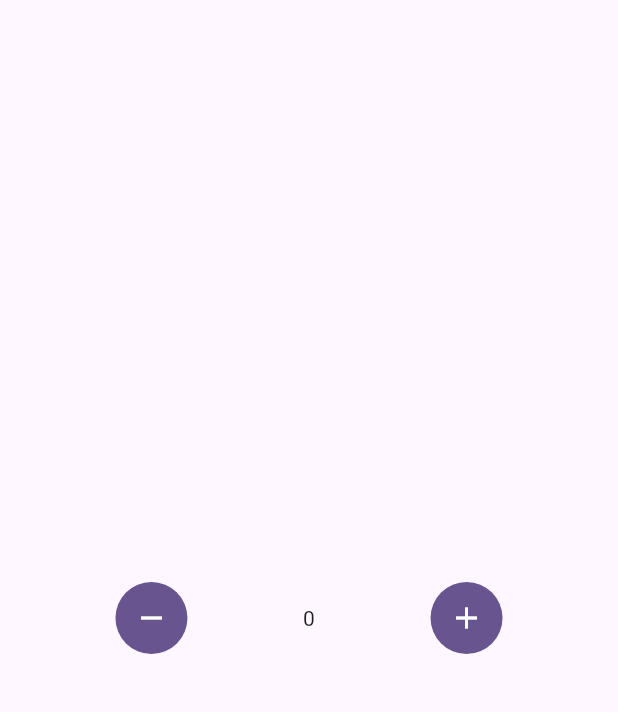
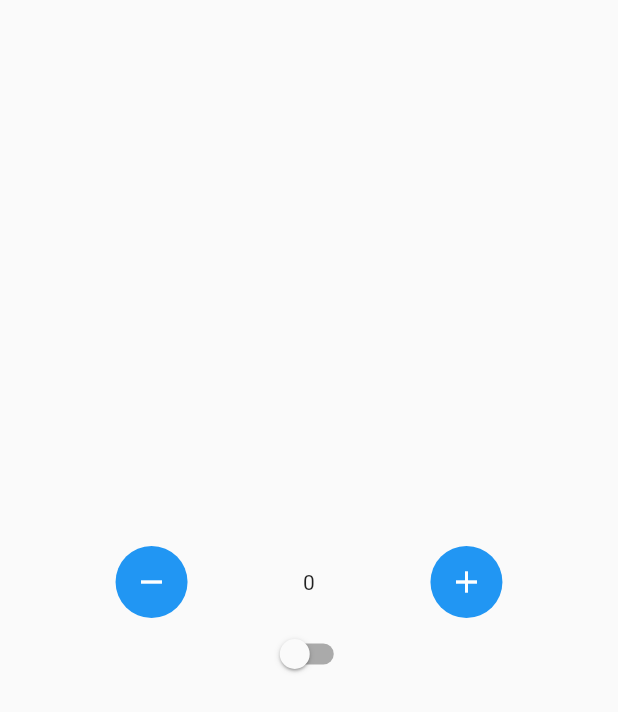
Before and after one commit to 1ldanlik/test_app, a Flutter app: the screen it shows after launch, on a phone screen of 412 x 824 dp. Shown: the top 712 px of the screen. Run offline on Flutter 3.47's test engine with Material 2 defaults, Android fonts, the phone set to English and light mode, and no system bars; our stand-ins replace bloc, flutter_bloc, freezed_annotation.

Commit message:
add theme changing

```diff
--- a/lib/counter_page.dart
+++ b/lib/counter_page.dart
@@ -1,6 +1,8 @@
 import 'package:flutter/material.dart';
 import 'package:flutter_bloc/flutter_bloc.dart';
+import 'package:provider/provider.dart';
 import 'package:test_app/bloc/counter_bloc.dart';
+import 'package:test_app/provider/theme_provider.dart';
 
 import 'components/counter_button.dart';
 
@@ -15,24 +17,41 @@ class CounterPage extends StatelessWidget {
         child: BlocBuilder<CounterBloc, CounterState>(
           builder: (context, state) {
             final bloc = context.read<CounterBloc>();
+            final theme = Provider.of<ThemeProvider>(context);
 
             return Center(
-              child: Row(
+              child: Column(
+                mainAxisSize: MainAxisSize.min,
+                children: <Widget>[
+                  Row(
                     mainAxisAlignment: MainAxisAlignment.spaceEvenly,
                     children: <Widget>[
                       CounterButton(
-                    icon: const Icon(Icons.remove, color: Colors.white,),
+                        icon: const Icon(
+                          Icons.remove,
+                          color: Colors.white,
+                        ),
                         onPressed: () {
                           bloc.add(const CounterEvent.decrement());
                         },
                       ),
                       Text('${state.counter}'),
                       CounterButton(
-                    icon: const Icon(Icons.add, color: Colors.white,),
+                        icon: const Icon(
+                          Icons.add,
+                          color: Colors.white,
+                        ),
                         onPressed: () {
                           bloc.add(const CounterEvent.increment());
                         },
                       ),
+                    ],
+                  ),
+                  Switch(
+                      value: theme.isDark,
+                      onChanged: (value) {
+                        theme.changeTheme();
+                      })
                 ],
               ),
             );
--- a/lib/main.dart
+++ b/lib/main.dart
@@ -1,4 +1,7 @@
 import 'package:flutter/material.dart';
+import 'package:provider/provider.dart';
+import 'package:test_app/provider/theme_provider.dart';
+import 'package:test_app/theme.dart';
 
 import 'counter_page.dart';
 
@@ -6,17 +9,26 @@ void main() {
   runApp(const MyApp());
 }
 
-class MyApp extends StatelessWidget {
+class MyApp extends StatefulWidget {
   const MyApp({super.key});
 
   @override
+  State<MyApp> createState() => _MyAppState();
+}
+
+class _MyAppState extends State<MyApp> {
+  @override
   Widget build(BuildContext context) {
-    return MaterialApp(
-      theme: ThemeData(
-        colorScheme: ColorScheme.fromSeed(seedColor: Colors.deepPurple),
-        useMaterial3: true,
+    return ChangeNotifierProvider(
+      create: (context) => ThemeProvider(),
+      child: Consumer<ThemeProvider>(
+        builder: (context, ThemeProvider themeNotifier, state) {
+          return MaterialApp(
+            theme: themeNotifier.isDark ? AppTheme.dark : AppTheme.light,
+            home: const CounterPage(),
+          );
+        },
       ),
-      home: const CounterPage(),
     );
   }
 }
--- /dev/null
+++ b/lib/provider/theme_provider.dart
@@ -0,0 +1,13 @@
+import 'package:flutter/material.dart';
+
+class ThemeProvider extends ChangeNotifier {
+  bool _isDark = false;
+
+  bool get isDark => _isDark;
+
+  void changeTheme() {
+    _isDark = !_isDark;
+
+    notifyListeners();
+  }
+}
--- /dev/null
+++ b/lib/theme.dart
@@ -0,0 +1,12 @@
+
+import 'package:flutter/material.dart';
+
+class AppTheme {
+  static ThemeData get light => ThemeData(
+    brightness: Brightness.light,
+  );
+
+  static ThemeData get dark => ThemeData(
+    brightness: Brightness.dark,
+  );
+}
--- a/pubspec.yaml
+++ b/pubspec.yaml
@@ -35,9 +35,10 @@ dependencies:
   # The following adds the Cupertino Icons font to your application.
   # Use with the CupertinoIcons class for iOS style icons.
   cupertino_icons: ^1.0.2
+  freezed: ^2.3.5
+  provider: ^6.0.5
+  flutter_bloc: ^8.1.3
   freezed_annotation: ^2.2.0
-  flutter_bloc: ^8.1.3
-  freezed: ^2.3.5
 
 dev_dependencies:
   flutter_test:
```
Also changed, not shown: pubspec.lock. Lines whose indentation alone changed are shown as unchanged.
